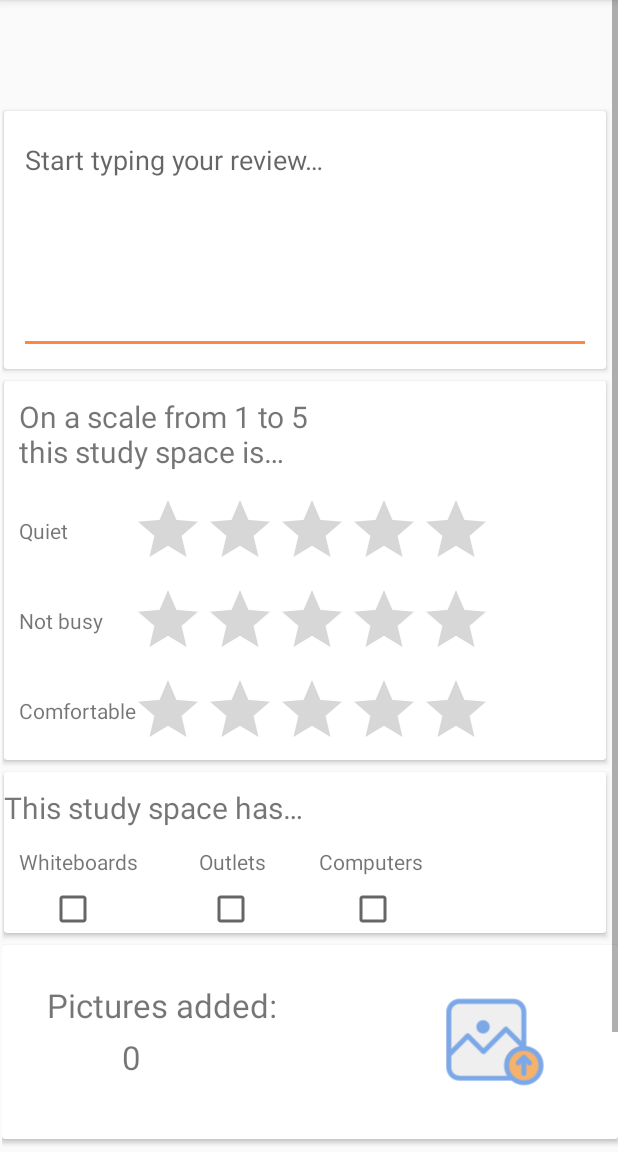
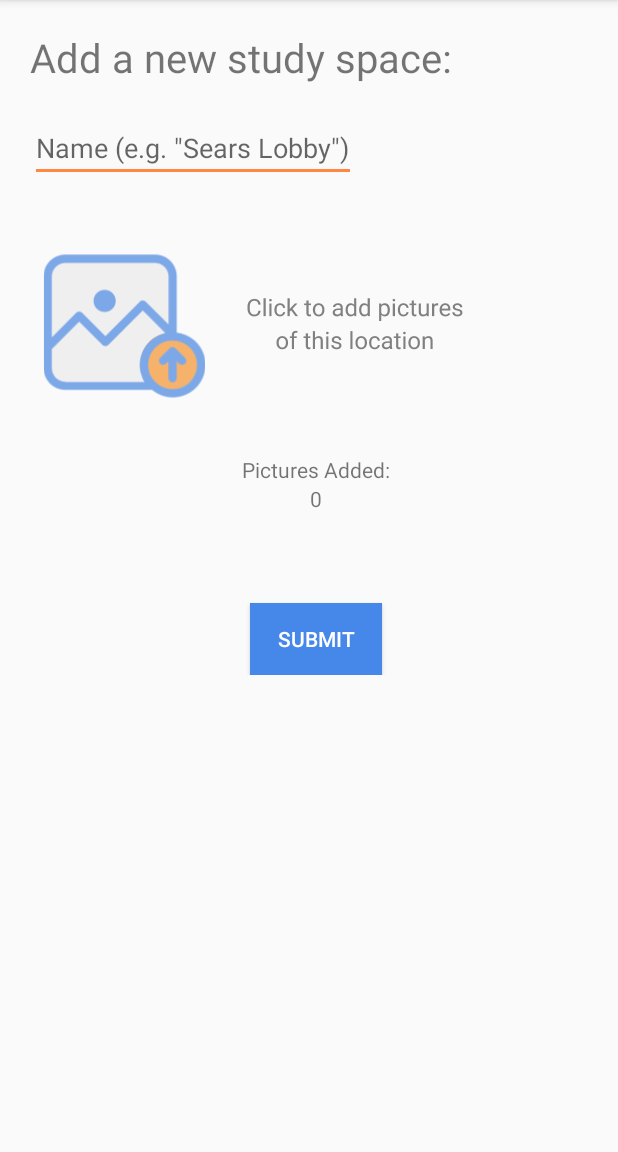
Before and after one commit to SpacesAppSoftwareEngineeringTeam/Spaces, an Android app: the SelectLocationActivity screen opened directly, with no data from a screen before it, after a tap on "REVIEW", on a phone screen of 412 x 824 dp, the part 84-1236 px from its top. Run offline under Robolectric (Android 15) with nearby library versions, the phone set to English and light mode, and no system bars; our stand-ins replace Firebase (no records; nobody signed in at launch, a user with empty details on screens opened directly); libraries missing offline, so code that uses them is left out: com.karumi.dexter.

Commit message:
reviewing new space takes users to add space screen first

```diff
--- a/app/src/main/AndroidManifest.xml
+++ b/app/src/main/AndroidManifest.xml
@@ -29,7 +29,8 @@
         <activity android:name=".FriendListActivity" />
         <activity android:name=".SpacePageActivity" />
         <activity android:name=".AddFriendActivity" />
-        <activity android:name=".SelectLocationActivity" />
+        <activity android:name=".SelectLocationActivity"
+            android:noHistory="true"/>
         <activity android:name=".ReviewActivity" />
     </application>
 
--- a/app/src/main/java/com/example/spaces/spaces/AddSpaceActivity.java
+++ b/app/src/main/java/com/example/spaces/spaces/AddSpaceActivity.java
@@ -1,12 +1,9 @@
 package com.example.spaces.spaces;
 
-import android.Manifest;
-import android.app.Activity;
 import android.content.Intent;
 import android.graphics.Bitmap;
 import android.net.Uri;
 import android.os.Bundle;
-import android.provider.MediaStore;
 import android.util.Log;
 import android.view.View;
 import android.widget.Button;
@@ -39,6 +36,7 @@ public class AddSpaceActivity extends BaseActivity {
     private EditText name;
     private ImageButton addImageButton;
     private Button submitButton;
+    private String prefilledName;
     // [START declare_storage_ref]
     private StorageReference mStorageRef;
     // [END declare_storage_ref]
@@ -61,6 +59,12 @@ public class AddSpaceActivity extends BaseActivity {
         // [START initialize_database_ref]
         mDatabase = FirebaseDatabase.getInstance().getReference();
         // [END initialize_database_ref]
+
+        // get the location name passed to this activity on creation, if any
+        Bundle b = getIntent().getExtras();
+        if (b != null) prefilledName = b.getString("name");
+        // prefill the given location name
+        ((TextView) findViewById(R.id.add_space_name)).setText(prefilledName);
 
         addImageButton.setOnClickListener(new View.OnClickListener() {
             public void onClick(View v) {
@@ -125,6 +129,13 @@ public class AddSpaceActivity extends BaseActivity {
                         // add new location to database
                         locations.child(locationName).setValue(location);
 
+                        // if this activity was launched by the SelectLocationActivity
+                        if (prefilledName != null) {
+                            // then proceed to the review page
+                            Intent i = new Intent(AddSpaceActivity.this, ReviewActivity.class);
+                            startActivity(i.putExtra("name", locationName));
+                        }
+
                         // return to main screen
                         finish();
                     }
--- a/app/src/main/java/com/example/spaces/spaces/ReviewActivity.java
+++ b/app/src/main/java/com/example/spaces/spaces/ReviewActivity.java
@@ -64,7 +64,6 @@ public class ReviewActivity extends BaseActivity {
         addImageButton = findViewById(R.id.review_add_photos_button);
         submitButton = findViewById(R.id.review_submit);
 
-        //mAuth = FirebaseAuth.getInstance();
         // [START get_storage_ref]
         mStorageRef = FirebaseStorage.getInstance().getReference();
         // [END get_storage_ref]
@@ -147,9 +146,7 @@ public class ReviewActivity extends BaseActivity {
                     finish();
                 }
                 else {
-                    throw new RuntimeException(
-                            "attempted to submit a review of a location that doesn't exist: "+locationName
-                    );
+                    throw new RuntimeException("attempted to submit a review of a location that doesn't exist: "+locationName);
                 }
 
             }
--- a/app/src/main/java/com/example/spaces/spaces/SelectLocationActivity.java
+++ b/app/src/main/java/com/example/spaces/spaces/SelectLocationActivity.java
@@ -6,6 +6,16 @@ import android.os.Bundle;
 import android.view.View;
 import android.widget.Button;
 import android.widget.EditText;
+import android.widget.Toast;
+
+import com.example.spaces.spaces.models.StudyLocation;
+import com.google.firebase.database.DataSnapshot;
+import com.google.firebase.database.DatabaseError;
+import com.google.firebase.database.DatabaseReference;
+import com.google.firebase.database.FirebaseDatabase;
+import com.google.firebase.database.ValueEventListener;
+import com.google.firebase.storage.FirebaseStorage;
+import com.google.firebase.storage.StorageReference;
 
 /**
  * Created by Owen on 4/19/18.
@@ -15,6 +25,8 @@ public class SelectLocationActivity extends BaseActivity {
 
     private EditText nameEntry;
     private Button nextButton;
+    private StorageReference mStorageRef;
+    private DatabaseReference mDatabase;
 
     @Override
     protected void onCreate(Bundle savedInstanceState) {
@@ -23,17 +35,61 @@ public class SelectLocationActivity extends BaseActivity {
 
         nameEntry = findViewById(R.id.field_select_location);
         nextButton = findViewById(R.id.button_next);
+        // [START get_storage_ref]
+        mStorageRef = FirebaseStorage.getInstance().getReference();
+        // [END get_storage_ref]
+        // [START initialize_database_ref]
+        mDatabase = FirebaseDatabase.getInstance().getReference();
+        // [END initialize_database_ref]
 
         nextButton.setOnClickListener(new View.OnClickListener() {
             public void onClick(View v) {
-                String name = nameEntry.getText().toString();
-                Intent i = new Intent(v.getContext(), ReviewActivity.class);
-                // open the add review page for the location specified
-                v.getContext().startActivity(
-                        i.putExtra("name", name)
-                );
+                final String name = nameEntry.getText().toString();
+
+                //final DatabaseReference reviews = mDatabase.child("reviews");
+                final DatabaseReference locationRef = mDatabase.child("locations").child(name);
+
+                locationRef.addListenerForSingleValueEvent(new ValueEventListener() {
+                    @Override
+                    public void onDataChange(DataSnapshot snapshot) {
+                        // try to pull the location from the database
+                        StudyLocation location = snapshot.getValue(StudyLocation.class);
+                        if (location != null) {
+                            // review the preexisting location
+                            review(name);
+                        }
+                        else {
+                            //Toast.makeText(SelectLocationActivity.this, "", Toast.LENGTH_LONG).show();
+                            // allow user to create the location they want to review
+                            newSpace(name);
+                        }
+
+                    }
+                    @Override
+                    public void onCancelled(DatabaseError de) {
+                        de.toException().printStackTrace();
+                    }
+                });
+
+
+
             }
         });
     }
 
+    private void review(String location) {
+        Intent i = new Intent(this, ReviewActivity.class);
+        // open the add review page for the location specified
+        startActivity(i.putExtra("name", location));
+    }
+
+    private void newSpace(String location) {
+        Intent i = new Intent(this, AddSpaceActivity.class);
+        // open the add review page for the location specified
+        startActivity(i.putExtra("name", location));
+
+    }
+
+
+
 }
```
